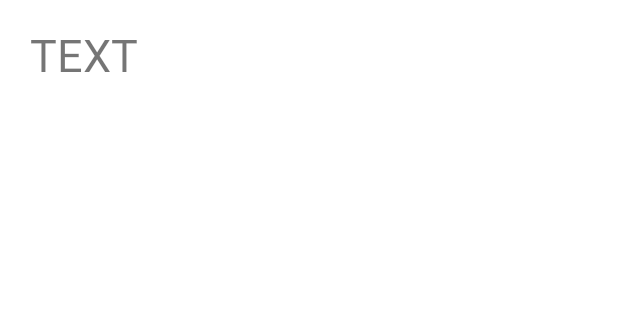
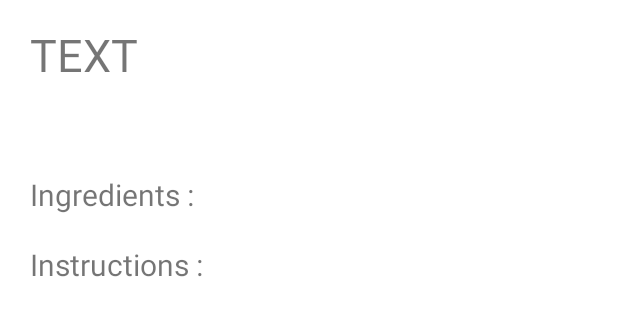
Before and after one commit to saidzak/RecipesManager, an Android app: the layout activity_details.xml on its own in the app's theme, with its tools: preview values and no code run, on a phone screen of 412 x 824 dp. Shown: the top 316 px of the screen. Run offline under Robolectric (Android 15) with nearby library versions, the phone set to English and light mode, and no system bars.

Commit message:
db show one done

```diff
--- a/app/src/main/res/layout/activity_details.xml
+++ b/app/src/main/res/layout/activity_details.xml
@@ -52,10 +52,22 @@
             </LinearLayout>
 
             <TextView
+                android:layout_width="match_parent"
+                android:layout_height="wrap_content"
+                android:text="Ingredients :"
+                android:textSize="20dp"/>
+
+            <TextView
                 android:id="@+id/ingredients"
                 android:layout_width="match_parent"
                 android:layout_height="wrap_content" />
 
+
+            <TextView
+                android:layout_width="match_parent"
+                android:layout_height="wrap_content"
+                android:text="Instructions :"
+                android:textSize="20dp"/>
 
             <TextView
                 android:id="@+id/instruction"
```
